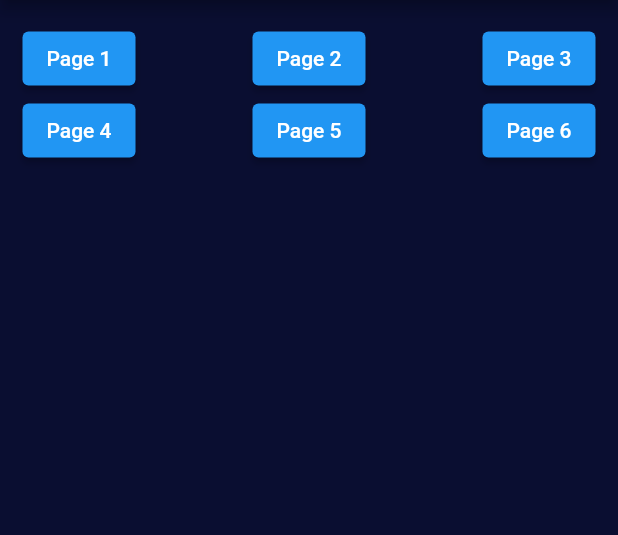
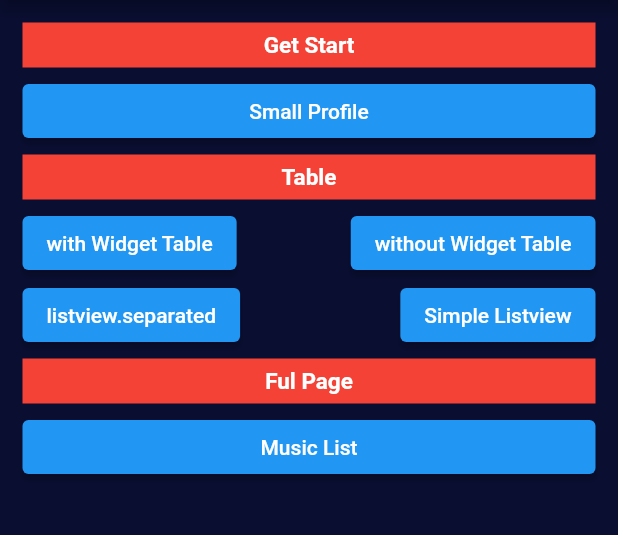
Before and after one commit to AlirezaAhmadiHadi/Training, a Flutter app: the screen it shows after launch, on a phone screen of 412 x 824 dp, the part 84-619 px from its top. Run offline on Flutter 3.47's test engine with Material 2 defaults, Android fonts, the phone set to English and light mode, and no system bars; our stand-ins replace font_awesome_flutter.

Commit message:
Name Pages

```diff
--- a/lib/home.dart
+++ b/lib/home.dart
@@ -19,13 +19,25 @@ class HomePage extends StatelessWidget {
       ),
       body: Padding(
         padding: const EdgeInsets.all(15),
-        child: Column(
-          children: <Widget>[
-            Row(
-              mainAxisAlignment: MainAxisAlignment.spaceBetween,
+        child: ListView(
           children: [
+            Container(
+              margin: EdgeInsets.only(bottom: 5),
+              height: 30,
+              width: double.infinity,
+              color: Colors.red,
+              child: Center(
+                child: Text(
+                  "Get Start",
+                  style: TextStyle(
+                      color: Colors.white,
+                      fontSize: 15,
+                      fontWeight: FontWeight.bold),
+                ),
+              ),
+            ),
             ElevatedButton(
-                  child: const Text("Page 1"),
+              child: const Text("Small Profile"),
               onPressed: () {
                 Navigator.push(
                   context,
@@ -35,8 +47,26 @@ class HomePage extends StatelessWidget {
                 );
               },
             ),
+            Container(
+              margin: EdgeInsets.only(top: 5, bottom: 5),
+              height: 30,
+              width: double.infinity,
+              color: Colors.red,
+              child: Center(
+                child: Text(
+                  "Table",
+                  style: TextStyle(
+                      color: Colors.white,
+                      fontSize: 15,
+                      fontWeight: FontWeight.bold),
+                ),
+              ),
+            ),
+            Row(
+              mainAxisAlignment: MainAxisAlignment.spaceBetween,
+              children: [
                 ElevatedButton(
-                  child: const Text('Page 2'),
+                  child: const Text('with Widget Table'),
                   onPressed: () {
                     Navigator.push(
                       context,
@@ -47,7 +77,7 @@ class HomePage extends StatelessWidget {
                   },
                 ),
                 ElevatedButton(
-                  child: const Text('Page 3'),
+                  child: const Text('without Widget Table'),
                   onPressed: () {
                     Navigator.push(
                       context,
@@ -56,25 +86,14 @@ class HomePage extends StatelessWidget {
                       ),
                     );
                   },
-                )
+                ),
               ],
             ),
             Row(
               mainAxisAlignment: MainAxisAlignment.spaceBetween,
               children: [
                 ElevatedButton(
-                  child: const Text("Page 4"),
-                  onPressed: () {
-                    Navigator.push(
-                      context,
-                      MaterialPageRoute(
-                        builder: (context) => const Page4(),
-                      ),
-                    );
-                  },
-                ),
-                ElevatedButton(
-                  child: const Text("Page 5"),
+                  child: const Text("listview.separated"),
                   onPressed: () {
                     Navigator.push(
                       context,
@@ -85,7 +104,35 @@ class HomePage extends StatelessWidget {
                   },
                 ),
                 ElevatedButton(
-                  child: const Text("Page 6"),
+                  child: const Text("Simple Listview"),
+                  onPressed: () {
+                    Navigator.push(
+                      context,
+                      MaterialPageRoute(
+                        builder: (context) => const Page4(),
+                      ),
+                    );
+                  },
+                ),
+              ],
+            ),
+            Container(
+              margin: EdgeInsets.only(top: 5, bottom: 5),
+              height: 30,
+              width: double.infinity,
+              color: Colors.red,
+              child: Center(
+                child: Text(
+                  "Ful Page",
+                  style: TextStyle(
+                      color: Colors.white,
+                      fontSize: 15,
+                      fontWeight: FontWeight.bold),
+                ),
+              ),
+            ),
+            ElevatedButton(
+              child: const Text("Music List"),
               onPressed: () {
                 Navigator.push(
                   context,
@@ -95,11 +142,9 @@ class HomePage extends StatelessWidget {
                 );
               },
             ),
+
           ],
-            )
-          ],
-        ),
-      ),
+        )),
     );
   }
 }
```
Lines whose indentation alone changed are shown as unchanged.
